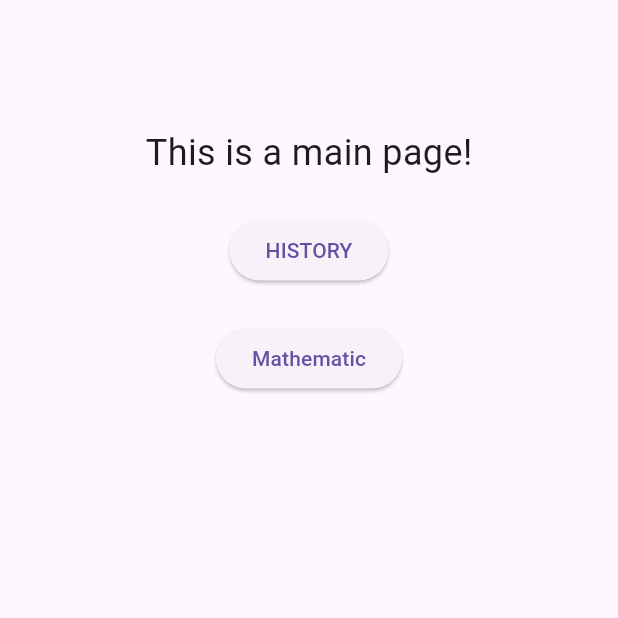
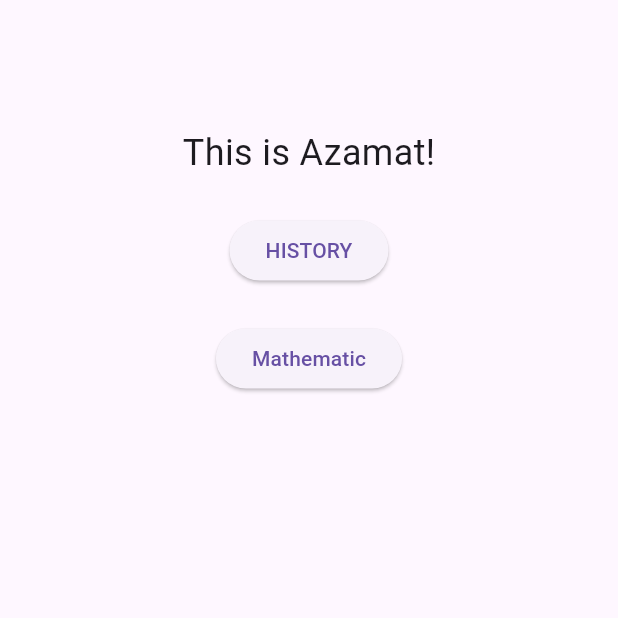
Before and after one commit to Siemens2013/Azamatjonaka, a Flutter app: the screen it shows after launch, on a phone screen of 412 x 824 dp, the top half of it. Run offline on Flutter 3.47's test engine with Material 3 defaults, Android fonts, the phone set to English and light mode, and no system bars; missing offline and left inert: dart:ffi.

Commit message:
I changed the text put my name

```diff
--- a/lib/main.dart
+++ b/lib/main.dart
@@ -28,7 +28,7 @@ class _mainPageState extends State<mainPage> {
         child: Center(
           child: Column(
             children: [
-              Text('This is a main page!', style: TextStyle(fontSize: 24),),
+              Text('This is Azamat!', style: TextStyle(fontSize: 24),),
               SizedBox(height: 24),
               ElevatedButton(onPressed: (){ Navigator.push(
                 context,
```
